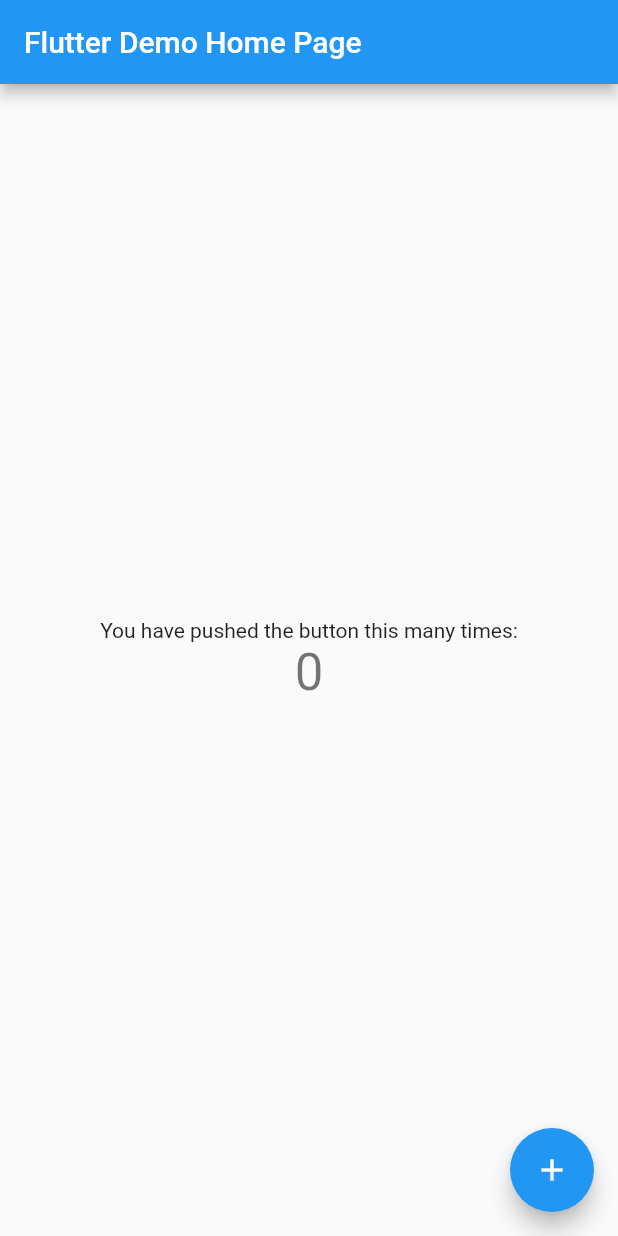
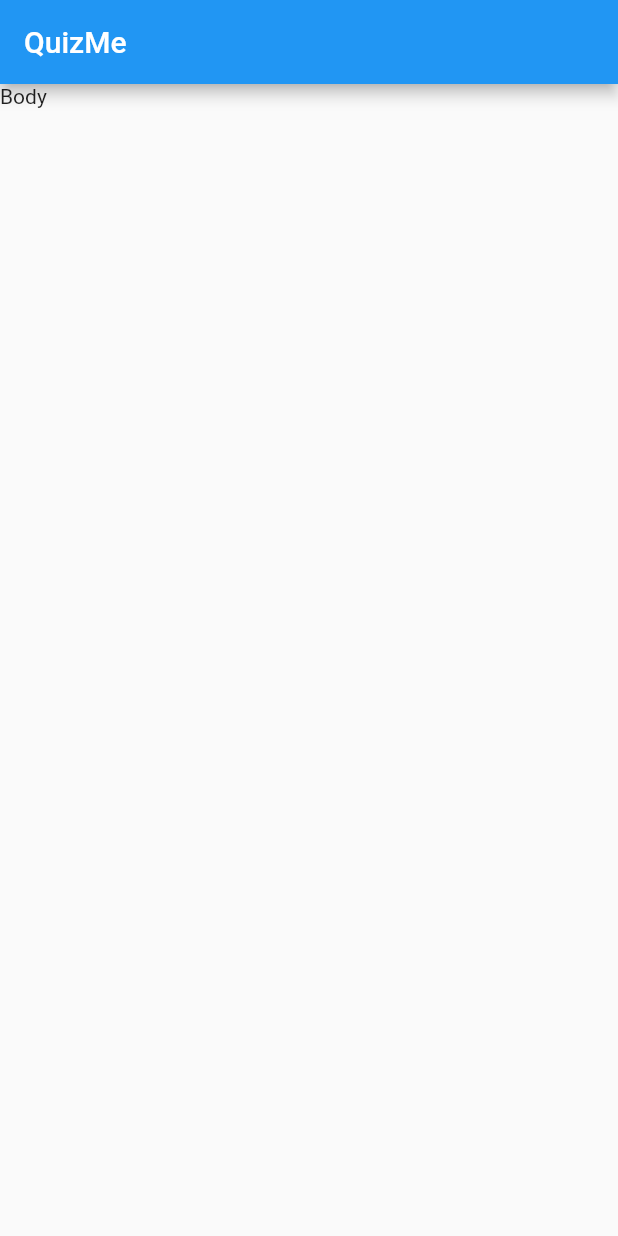
Before and after one commit to minalear/QuizMeApp, a Flutter app: the screen it shows after launch, on a phone screen of 412 x 824 dp. Run offline on Flutter 3.47's test engine with Material 2 defaults, Android fonts, the phone set to English and light mode, and no system bars.

Commit message:
Added frontpage and setup basic app.

```diff
--- a/lib/main.dart
+++ b/lib/main.dart
@@ -1,111 +1,13 @@
 import 'package:flutter/material.dart';
+import 'package:quizme/view/frontpage.dart';
 
-void main() => runApp(MyApp());
+void main() => runApp(QuizMeApp());
 
-class MyApp extends StatelessWidget {
-  // This widget is the root of your application.
+class QuizMeApp extends StatelessWidget {
   @override
   Widget build(BuildContext context) {
     return MaterialApp(
-      title: 'Flutter Demo',
-      theme: ThemeData(
-        // This is the theme of your application.
-        //
-        // Try running your application with "flutter run". You'll see the
-        // application has a blue toolbar. Then, without quitting the app, try
-        // changing the primarySwatch below to Colors.green and then invoke
-        // "hot reload" (press "r" in the console where you ran "flutter run",
-        // or simply save your changes to "hot reload" in a Flutter IDE).
-        // Notice that the counter didn't reset back to zero; the application
-        // is not restarted.
-        primarySwatch: Colors.blue,
-      ),
-      home: MyHomePage(title: 'Flutter Demo Home Page'),
+      home: FrontPage(),
     );
   }
 }
-
-class MyHomePage extends StatefulWidget {
-  MyHomePage({Key key, this.title}) : super(key: key);
-
-  // This widget is the home page of your application. It is stateful, meaning
-  // that it has a State object (defined below) that contains fields that affect
-  // how it looks.
-
-  // This class is the configuration for the state. It holds the values (in this
-  // case the title) provided by the parent (in this case the App widget) and
-  // used by the build method of the State. Fields in a Widget subclass are
-  // always marked "final".
-
-  final String title;
-
-  @override
-  _MyHomePageState createState() => _MyHomePageState();
-}
-
-class _MyHomePageState extends State<MyHomePage> {
-  int _counter = 0;
-
-  void _incrementCounter() {
-    setState(() {
-      // This call to setState tells the Flutter framework that something has
-      // changed in this State, which causes it to rerun the build method below
-      // so that the display can reflect the updated values. If we changed
-      // _counter without calling setState(), then the build method would not be
-      // called again, and so nothing would appear to happen.
-      _counter++;
-    });
-  }
-
-  @override
-  Widget build(BuildContext context) {
-    // This method is rerun every time setState is called, for instance as done
-    // by the _incrementCounter method above.
-    //
-    // The Flutter framework has been optimized to make rerunning build methods
-    // fast, so that you can just rebuild anything that needs updating rather
-    // than having to individually change instances of widgets.
-    return Scaffold(
-      appBar: AppBar(
-        // Here we take the value from the MyHomePage object that was created by
-        // the App.build method, and use it to set our appbar title.
-        title: Text(widget.title),
-      ),
-      body: Center(
-        // Center is a layout widget. It takes a single child and positions it
-        // in the middle of the parent.
-        child: Column(
-          // Column is also layout widget. It takes a list of children and
-          // arranges them vertically. By default, it sizes itself to fit its
-          // children horizontally, and tries to be as tall as its parent.
-          //
-          // Invoke "debug painting" (press "p" in the console, choose the
-          // "Toggle Debug Paint" action from the Flutter Inspector in Android
-          // Studio, or the "Toggle Debug Paint" command in Visual Studio Code)
-          // to see the wireframe for each widget.
-          //
-          // Column has various properties to control how it sizes itself and
-          // how it positions its children. Here we use mainAxisAlignment to
-          // center the children vertically; the main axis here is the vertical
-          // axis because Columns are vertical (the cross axis would be
-          // horizontal).
-          mainAxisAlignment: MainAxisAlignment.center,
-          children: <Widget>[
-            Text(
-              'You have pushed the button this many times:',
-            ),
-            Text(
-              '$_counter',
-              style: Theme.of(context).textTheme.display1,
-            ),
-          ],
-        ),
-      ),
-      floatingActionButton: FloatingActionButton(
-        onPressed: _incrementCounter,
-        tooltip: 'Increment',
-        child: Icon(Icons.add),
-      ), // This trailing comma makes auto-formatting nicer for build methods.
-    );
-  }
-}
--- /dev/null
+++ b/lib/view/frontpage.dart
@@ -0,0 +1,13 @@
+import 'package:flutter/material.dart';
+
+class FrontPage extends StatelessWidget {
+  @override
+  Widget build(BuildContext context) {
+    return Scaffold(
+      appBar: AppBar(
+        title: Text('QuizMe'),
+      ),
+      body: Text('Body'),
+    );
+  }
+}
```
Also changed, not shown: 1 other file.
